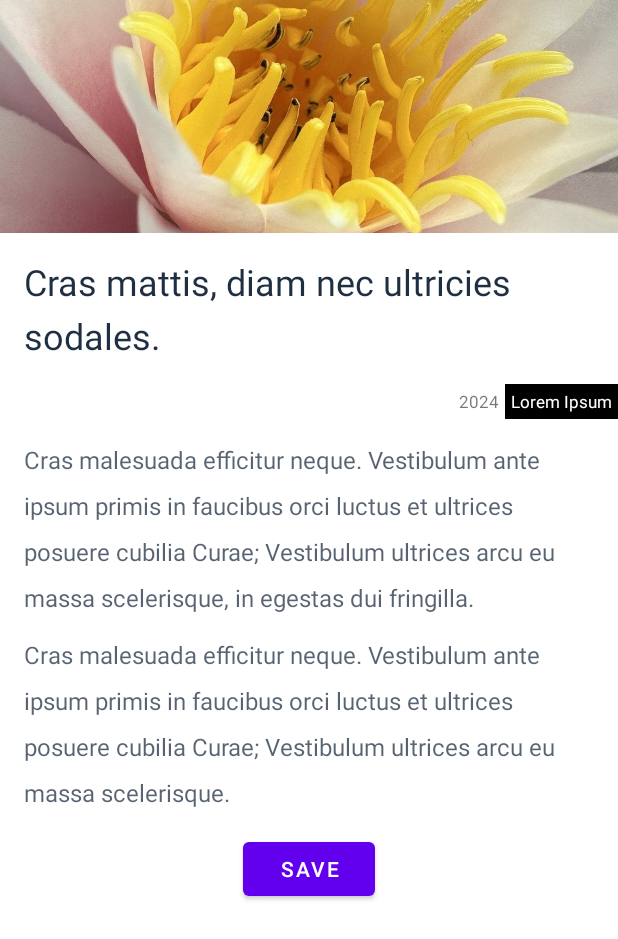
After one commit to martarodriguezm/HelloWorldAndroid, an Android app: the layout constraint_layout_example.xml on its own in the app's theme, with its tools: preview values and no code run, on a phone screen of 412 x 824 dp. The commit adds this screen. Shown: the top 939 px of the screen. Run offline under Robolectric (Android 15) with nearby library versions, the phone set to English and light mode, and no system bars.

Commit message:
constraint layout example created

```diff
--- /dev/null
+++ b/HelloWorld/app/src/main/res/layout/constraint_layout_example.xml
@@ -0,0 +1,101 @@
+<?xml version="1.0" encoding="utf-8"?>
+<androidx.constraintlayout.widget.ConstraintLayout xmlns:android="http://schemas.android.com/apk/res/android"
+    xmlns:app="http://schemas.android.com/apk/res-auto"
+    xmlns:tools="http://schemas.android.com/tools"
+    android:layout_width="match_parent"
+    android:orientation="vertical"
+    android:background="#ffffff"
+    android:layout_height="match_parent">
+
+    <ImageView
+        android:id="@+id/image"
+        android:layout_width="match_parent"
+        android:layout_height="155dp"
+        android:scaleType="centerCrop"
+        android:src="@drawable/image"
+        app:layout_constraintTop_toTopOf="parent"/>
+
+    <TextView
+        android:id="@+id/title"
+        android:layout_width="0dp"
+        android:layout_height="wrap_content"
+        android:layout_margin="16dp"
+        android:layout_marginEnd="16dp"
+        android:layout_marginStart="16dp"
+        android:layout_marginTop="16dp"
+        android:lineSpacingExtra="8sp"
+        android:text="Cras mattis, diam nec ultricies sodales."
+        android:textColor="#1f2f42"
+        android:textSize="24sp"
+        app:layout_constraintEnd_toEndOf="parent"
+        app:layout_constraintStart_toStartOf="parent"
+        app:layout_constraintTop_toBottomOf="@+id/image" />
+
+    <TextView
+        android:id="@+id/label"
+        android:layout_width="wrap_content"
+        android:layout_height="wrap_content"
+        android:layout_marginStart="16dp"
+        android:layout_marginTop="16dp"
+        android:background="#000000"
+        android:gravity="center"
+        android:padding="4dp"
+        android:text="Lorem Ipsum"
+        android:textColor="#ffffff"
+        android:textSize="11sp"
+        app:layout_constraintEnd_toEndOf="parent"
+        app:layout_constraintTop_toBottomOf="@+id/title" />
+
+    <TextView
+        android:id="@+id/year"
+        android:layout_width="wrap_content"
+        android:layout_height="wrap_content"
+        android:padding="4dp"
+        android:layout_marginStart="16dp"
+        android:textSize="11sp"
+        android:text="2024"
+        app:layout_constraintTop_toTopOf="@id/label"
+        app:layout_constraintEnd_toStartOf="@id/label"
+        />
+
+    <TextView
+        android:id="@+id/first"
+        android:layout_width="0dp"
+        android:layout_height="wrap_content"
+        android:layout_margin="16dp"
+        android:layout_marginEnd="16dp"
+        android:layout_marginStart="16dp"
+        android:layout_marginTop="16dp"
+        android:lineSpacingExtra="12sp"
+        android:text="Cras malesuada efficitur neque. Vestibulum ante ipsum primis in faucibus orci luctus et ultrices posuere cubilia Curae; Vestibulum ultrices arcu eu massa scelerisque, in egestas dui fringilla. "
+        android:textColor="#bf1f2f42"
+        android:textSize="16sp"
+        app:layout_constraintEnd_toEndOf="parent"
+        app:layout_constraintStart_toStartOf="parent"
+        app:layout_constraintTop_toBottomOf="@+id/label" />
+
+    <TextView
+        android:id="@+id/second"
+        android:layout_width="0dp"
+        android:layout_height="wrap_content"
+        android:layout_margin="16dp"
+        android:layout_marginEnd="16dp"
+        android:layout_marginStart="16dp"
+        android:layout_marginTop="16dp"
+        android:lineSpacingExtra="12sp"
+        android:text="Cras malesuada efficitur neque. Vestibulum ante ipsum primis in faucibus orci luctus et ultrices posuere cubilia Curae; Vestibulum ultrices arcu eu massa scelerisque."
+        android:textColor="#bf1f2f42"
+        android:textSize="16sp"
+        app:layout_constraintEnd_toEndOf="parent"
+        app:layout_constraintStart_toStartOf="parent"
+        app:layout_constraintTop_toBottomOf="@+id/first" />
+
+    <Button android:id="@+id/save_button"
+        android:layout_width="wrap_content"
+        android:layout_height="wrap_content"
+        android:layout_margin="16sp"
+        android:text="Save"
+        app:layout_constraintTop_toBottomOf="@id/second"
+        app:layout_constraintRight_toRightOf="parent"
+        app:layout_constraintLeft_toLeftOf="parent"/>
+</androidx.constraintlayout.widget.ConstraintLayout>
--- a/HelloWorld/app/src/main/res/layout/relative_layout_example.xml
+++ b/HelloWorld/app/src/main/res/layout/relative_layout_example.xml
@@ -71,7 +71,7 @@
         android:lineSpacingExtra="12sp"
         android:text="Cras malesuada efficitur neque. Vestibulum ante ipsum primis in faucibus orci luctus et ultrices posuere cubilia Curae; Vestibulum ultrices arcu eu massa scelerisque." />
 
-    <Button
+    <Button android:id="@+id/save_button"
         android:layout_width="wrap_content"
         android:layout_height="wrap_content"
         android:layout_centerHorizontal="true"
```
